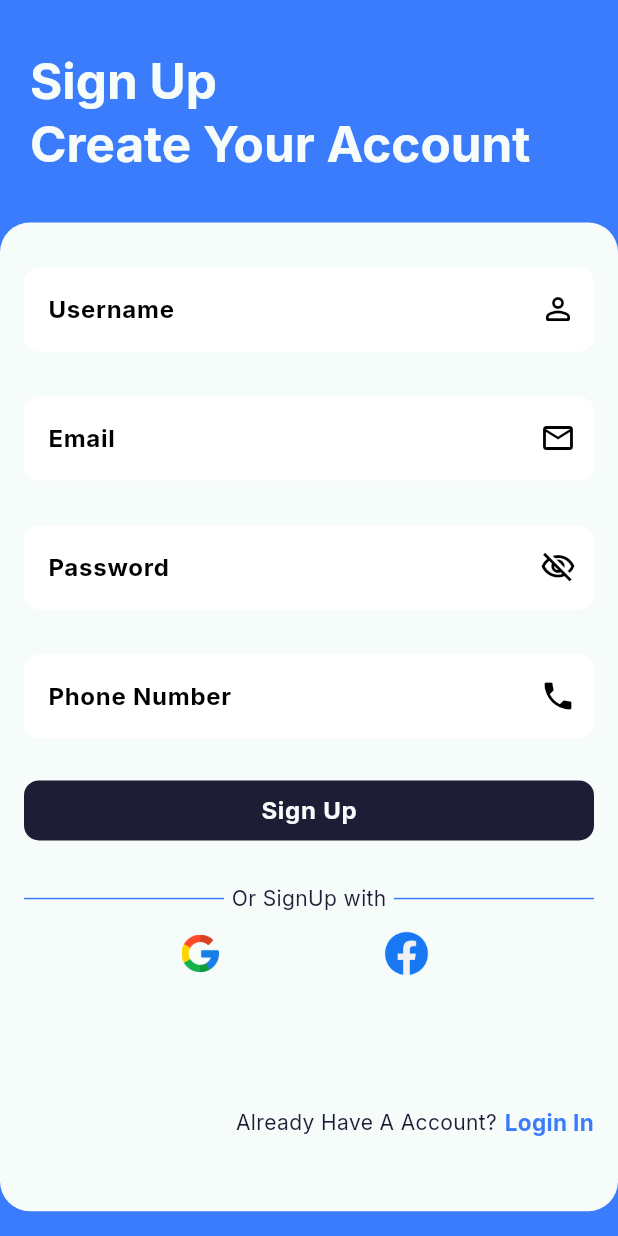
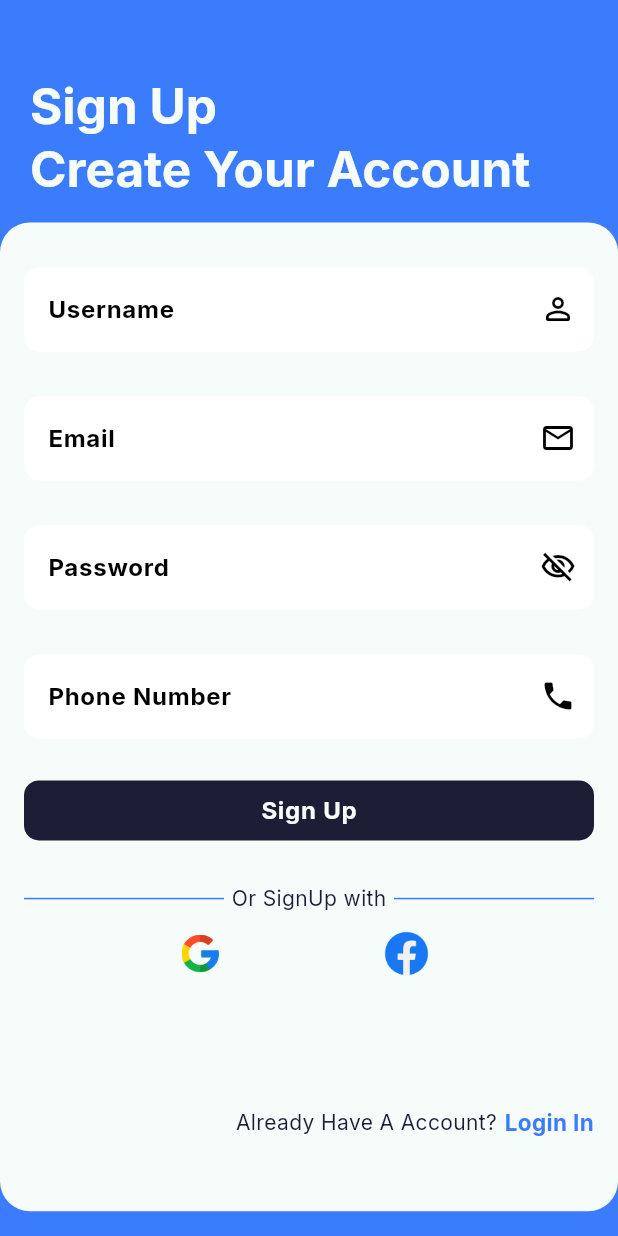
Before and after one commit to GAURANG1205/ChitChat, a Flutter app: the screen it shows after launch, after a tap on "Login", after a tap on "Create Account", on a phone screen of 412 x 824 dp. Run offline on Flutter 3.47's test engine with Material 3 defaults, Android fonts, the phone set to English and light mode, and no system bars; our stand-ins replace firebase_core, google_fonts; accounts and stored records are empty.

Commit message:
added this

```diff
--- a/lib/Comman/CustomTextField.dart
+++ b/lib/Comman/CustomTextField.dart
@@ -10,6 +10,7 @@ class CustomTextField extends StatelessWidget {
   final Widget? suffixIcon;
   final InputDecoration? decoration;
   final String? Function(String?)? validator;
+  final FocusNode? focusNode;
   const CustomTextField({
     required this.textEditingController,
     this.obscureText = false,
@@ -17,7 +18,8 @@ class CustomTextField extends StatelessWidget {
     this.prefixIcon,
     this.suffixIcon,
     this.decoration,
-    this.validator
+    this.validator,
+    this.focusNode
   });
 
   @override
@@ -28,7 +30,7 @@ class CustomTextField extends StatelessWidget {
       controller: textEditingController,
       keyboardType: keyboardType,
       validator: validator,
-
+ focusNode: focusNode,
     );
   }
 }
--- a/lib/screen/loginPage.dart
+++ b/lib/screen/loginPage.dart
@@ -14,11 +14,15 @@ class _LoginPageState extends State<loginPage> {
   var showPassword = true;
 final TextEditingController emailController = TextEditingController();
 final TextEditingController passwordController = TextEditingController();
+final _emailFocus = FocusNode();
+final _passwordFocus = FocusNode();
 final _formkey = GlobalKey<FormState>();
 @override
   void dispose() {
   emailController.dispose();
   passwordController.dispose();
+  _emailFocus.dispose();
+  _passwordFocus.dispose();
   }
 
   String? validateEmail(String? value){
@@ -71,10 +75,6 @@ final _formkey = GlobalKey<FormState>();
               height: mq.height*0.7<0?0:mq.height*0.7,
               decoration: BoxDecoration(
                 borderRadius: BorderRadius.circular(20),
-                // BorderRadius.only(
-                //   topLeft: Radius.circular(20),
-                //   topRight: Radius.circular(20),
-                // ),
                 color: isDarkMode ? Colors.black45 : kContentColorLightTheme,
               ),
               child: SingleChildScrollView(
@@ -89,6 +89,7 @@ final _formkey = GlobalKey<FormState>();
                             textEditingController: emailController,
                             keyboardType: TextInputType.emailAddress,
                             validator:validateEmail,
+                            focusNode: _emailFocus,
                             decoration: InputDecoration(
                               labelText: "Email",
                               suffixIcon: Icon(Icons.email_outlined,
@@ -101,6 +102,7 @@ final _formkey = GlobalKey<FormState>();
                             textEditingController: passwordController,
                             obscureText: showPassword, // Hide input for password
                             validator: validPassword,
+                            focusNode: _passwordFocus,
                             decoration: InputDecoration(
                               labelText: "Password",
                               suffixIcon: IconButton(
@@ -126,6 +128,7 @@ final _formkey = GlobalKey<FormState>();
                           SizedBox(height: 24), // Add spacing
                           ElevatedButton(
                             onPressed: () {
+                              FocusScope.of(context).unfocus();
                               if(_formkey.currentState?.validate()??false){}
                               // Implement login action
                             },
--- a/lib/screen/signup.dart
+++ b/lib/screen/signup.dart
@@ -17,7 +17,11 @@ class _LoginPageState extends State<signUp> {
   final TextEditingController passwordController = TextEditingController();
   final TextEditingController userNameController = TextEditingController();
   final TextEditingController phoneNumberController = TextEditingController();
-  final _formkey = GlobalKey<FormState>();
+  final _emailFocus = FocusNode();
+  final _passwordFocus = FocusNode();
+  final _userNameFocus = FocusNode();
+  final _phoneNumberFocus = FocusNode();
+final _formkey = GlobalKey<FormState>();
   @override
   void dispose() {
     emailController.dispose();
@@ -76,7 +80,7 @@ class _LoginPageState extends State<signUp> {
             height: mq.height,
             color: !isDarkMode ? kPrimaryColor : kContentColorDarkTheme,
             child: Padding(
-              padding: EdgeInsets.only(top: mq.height*0.04, left: 20),
+              padding: EdgeInsets.only(top: mq.height*0.06, left: 20),
               child: Text(
                 'Sign Up\nCreate Your Account',
                 style: Theme.of(context).textTheme.titleLarge!.copyWith(
@@ -104,8 +108,9 @@ class _LoginPageState extends State<signUp> {
                     child: Column(
                       children: [
                         CustomTextField(
-                          textEditingController: emailController,
+                          textEditingController: userNameController,
                           validator: _validateUsername,
+                          focusNode: _userNameFocus,
                           decoration: InputDecoration(
                             labelText: "Username",
                             suffixIcon: Icon(Icons.person_outline_rounded,
@@ -115,9 +120,10 @@ class _LoginPageState extends State<signUp> {
                         ),
                         SizedBox(height: 30), // Add spacing
                     CustomTextField(
-                      textEditingController: userNameController,
+                      textEditingController: emailController,
                           validator: _validateEmail,
                           keyboardType: TextInputType.emailAddress,
+                          focusNode: _emailFocus,
                           decoration: InputDecoration(
                             labelText: "Email",
                             suffixIcon: Icon(Icons.email_outlined,
@@ -129,7 +135,8 @@ class _LoginPageState extends State<signUp> {
                         CustomTextField(
                           textEditingController: passwordController,
                           validator: _validatePassword,
-                          obscureText: showPassword, // Hide input for password
+                          obscureText: showPassword,
+                          focusNode: _passwordFocus,
                           decoration: InputDecoration(
                             labelText: "Password",
                             suffixIcon: IconButton(
@@ -152,6 +159,7 @@ class _LoginPageState extends State<signUp> {
                           textEditingController: phoneNumberController,
                           validator: _validatePhone,
                           keyboardType: TextInputType.phone,
+                          focusNode: _phoneNumberFocus,
                           decoration: InputDecoration(
                             labelText: "Phone Number",
                             suffixIcon:  Icon(
@@ -163,6 +171,7 @@ class _LoginPageState extends State<signUp> {
                         SizedBox(height: 24), // Add spacing
                         ElevatedButton(
                           onPressed: () {
+                            FocusScope.of(context).unfocus();
                             if(_formkey.currentState?.validate()??false){}
                             // Implement login action
                           },
--- a/pubspec.yaml
+++ b/pubspec.yaml
@@ -40,6 +40,8 @@ dependencies:
   firebase_core: ^3.6.0
   firebase_auth: ^5.5.1
   flutter_native_splash: ^2.4.2
+  cloud_firestore: ^5.6.5
+  get_it: ^8.0.3
 dev_dependencies:
   flutter_test:
     sdk: flutter
```
Also changed, not shown: firebase.json, lib/firebase_options.dart, pubspec.lock, 4 other files.
